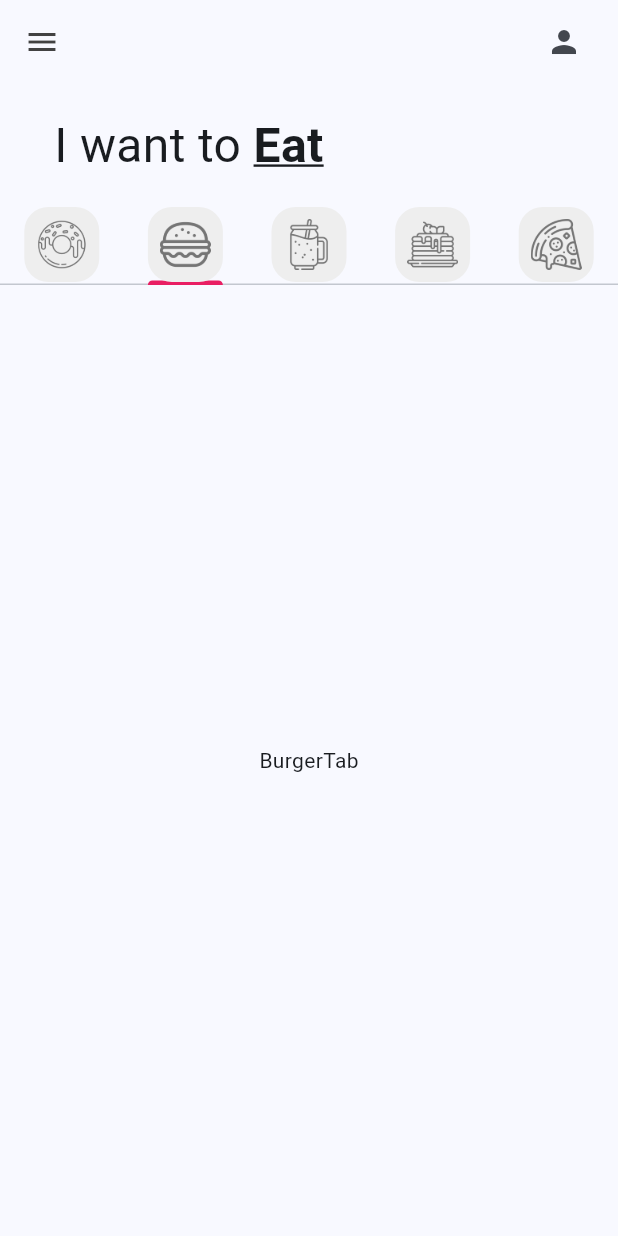
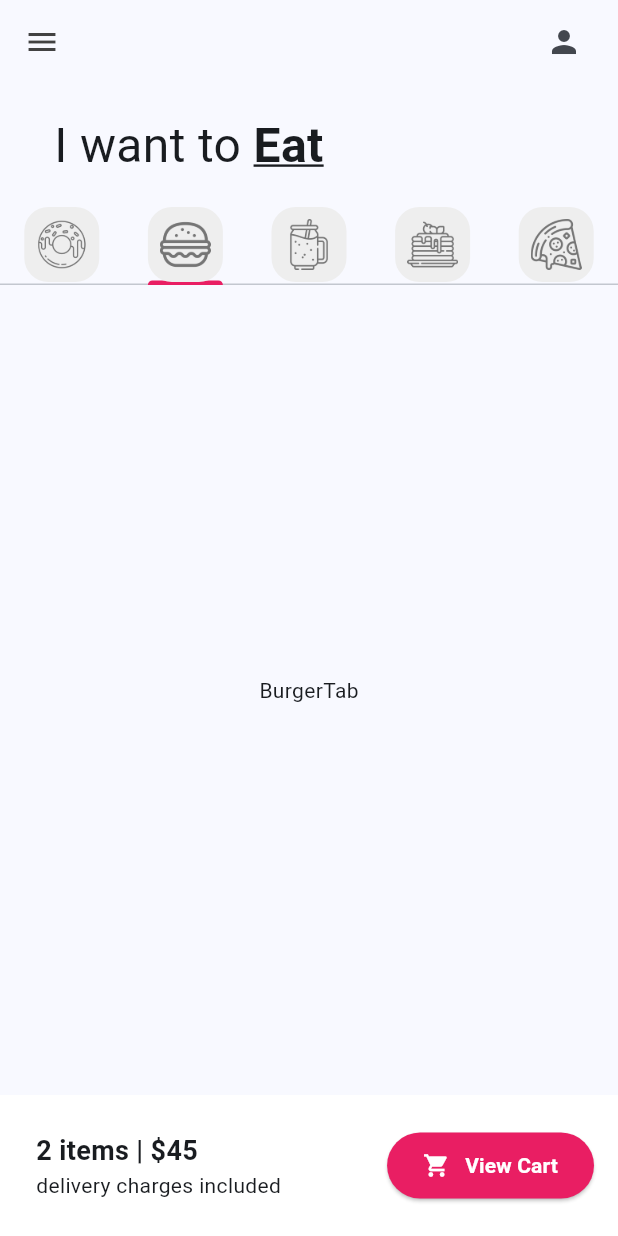
Before and after one commit to EverthKantun/donut_app_2c_kantun, a Flutter app: the screen it shows after launch, tab 2 chosen, on a phone screen of 412 x 824 dp. Run offline on Flutter 3.47's test engine with Material 3 defaults, Android fonts, the phone set to English and light mode, and no system bars.

Commit message:
UI finished

```diff
--- a/lib/pages/home_page.dart
+++ b/lib/pages/home_page.dart
@@ -72,8 +72,58 @@
                   PanCakesTab(),
                   PizzaTab()
                 ]),
-              )
+              ),
               //Carrito (cart)
+              Container(
+                color: Colors.white,
+                padding: EdgeInsets.all(16),
+                child: Row(
+                  //para alinear los elementos a los extremos
+                  mainAxisAlignment: MainAxisAlignment.spaceBetween,
+                  children: [
+                    Padding(
+                      padding: const EdgeInsets.all(8.0),
+                      child: Column(
+                        //alinear horizontalmente una columna
+                        crossAxisAlignment: CrossAxisAlignment.start,
+                        children: [
+                          Text("2 items | \$45",
+                              style: TextStyle(
+                                //tamaño de letra
+                                fontSize: 18,
+                                //negritas
+                                fontWeight: FontWeight.bold,
+                              )),
+                          Text("delivery charges included"),
+                        ],
+                      ),
+                    ),
+                    ElevatedButton(
+                        onPressed: () {},
+                        style: ElevatedButton.styleFrom(
+                            backgroundColor: Colors.pink,
+                            padding: const EdgeInsets.symmetric(
+                                horizontal: 24, vertical: 12)),
+                        child: Row(
+                          children: [
+                            Icon(
+                              Icons.shopping_cart,
+                              color: Colors.white,
+                            ),
+                            SizedBox(
+                              width: 10,
+                            ),
+                            Text(
+                              "View Cart",
+                              style: TextStyle(
+                                  color: Colors.white,
+                                  fontWeight: FontWeight.bold),
+                            ),
+                          ],
+                        ))
+                  ],
+                ),
+              ),
             ],
           )),
     );
```
